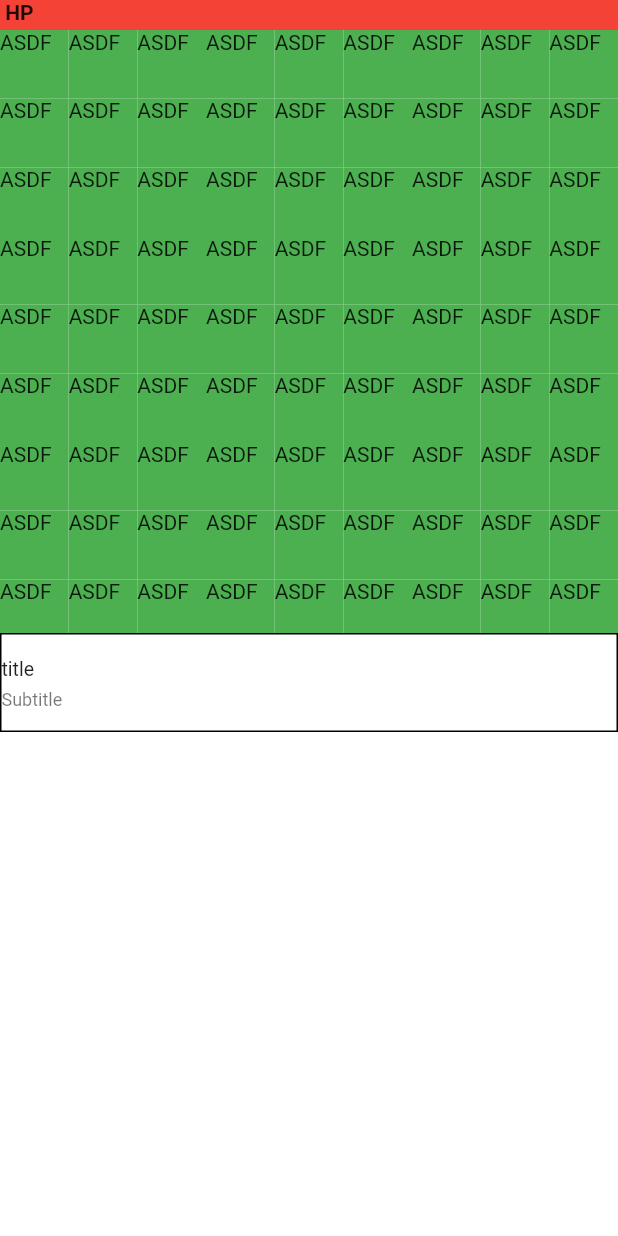
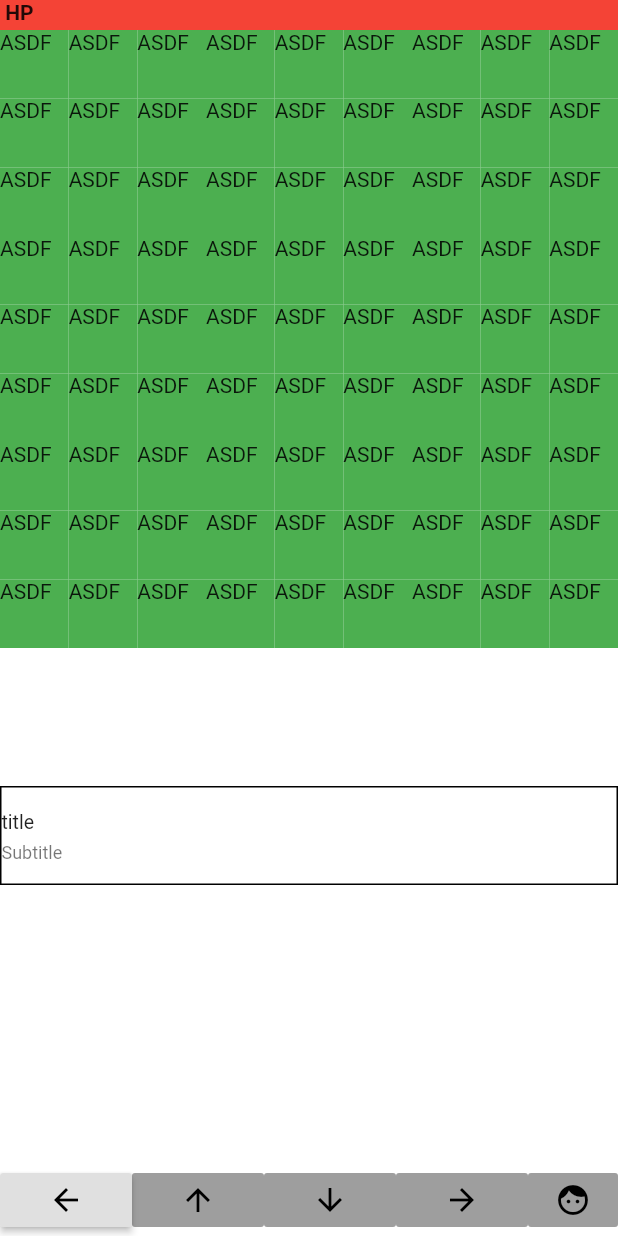
Before and after one commit to crtingram/flutter_app_two, a Flutter app: the screen it shows after launch, on a phone screen of 412 x 824 dp. Run offline on Flutter 3.47's test engine with Material 2 defaults, Android fonts, the phone set to English and light mode, and no system bars.

Commit message:
Add buttons. Set GridView flex to 2 so it pushes ListView down.
Looks ugly but I think it is the best I will get for now.

```diff
--- a/lib/module/game.dart
+++ b/lib/module/game.dart
@@ -9,7 +9,6 @@ class Game extends StatefulWidget {
 
 class GameState extends State<Game> with SingleTickerProviderStateMixin {
   List<GameTile> gameTileData;
-  TabController _tabController;
 
   GameState() {
     gameTileData = MapUtil.generateMap();
@@ -17,7 +16,7 @@ class GameState extends State<Game> with SingleTickerProviderStateMixin {
 
   @override
   Widget build(BuildContext context) {
-    final screenWidth = MediaQuery.of(context).size.width;
+    final double screenWidth = MediaQuery.of(context).size.width;
 
     return SafeArea(
       child: Scaffold(
@@ -44,6 +43,7 @@ class GameState extends State<Game> with SingleTickerProviderStateMixin {
               ],
             ),
             Flexible(
+              flex: 2,
               child: GridView.extent(
                 maxCrossAxisExtent: screenWidth / 9,
                 children: gameTileData.map<Widget>((GameTile tile) {
@@ -71,11 +71,50 @@ class GameState extends State<Game> with SingleTickerProviderStateMixin {
                 ],
               ),
             ),
+            Row(
+              children: <Widget>[
+                RaisedButton(
+                  onPressed: () => print('test'),
+                  child: Icon(
+                    Icons.arrow_back,
+                    color: Colors.black,
+                  ),
+                ),
+                RaisedButton(
+//                onPressed: () => _movePlayer(MapUtil.DIRECTIONS.NORTH),
+                  child: Icon(
+                    Icons.arrow_upward,
+                    color: Colors.black,
+                  ),
+                ),
+                RaisedButton(
+//                onPressed: () => _movePlayer(MapUtil.DIRECTIONS.SOUTH),
+                  child: Icon(
+                    Icons.arrow_downward,
+                    color: Colors.black,
+                  ),
+                ),
+                RaisedButton(
+//                onPressed: () => _movePlayer(MapUtil.DIRECTIONS.EAST),
+                  child: Icon(
+                    Icons.arrow_forward,
+                    color: Colors.black,
+                  ),
+                ),
+                Expanded(
+                  child: RaisedButton(
+//                onPressed: _contextButton,
+                    child: Icon(
+                      Icons.face,
+                      color: Colors.black,
+                    ),
+                  ),
+                ),
+              ],
+            ),
           ],
         ),
       ),
     );
   }
-
-  getScreenWidth(BuildContext context) {}
 }
```
